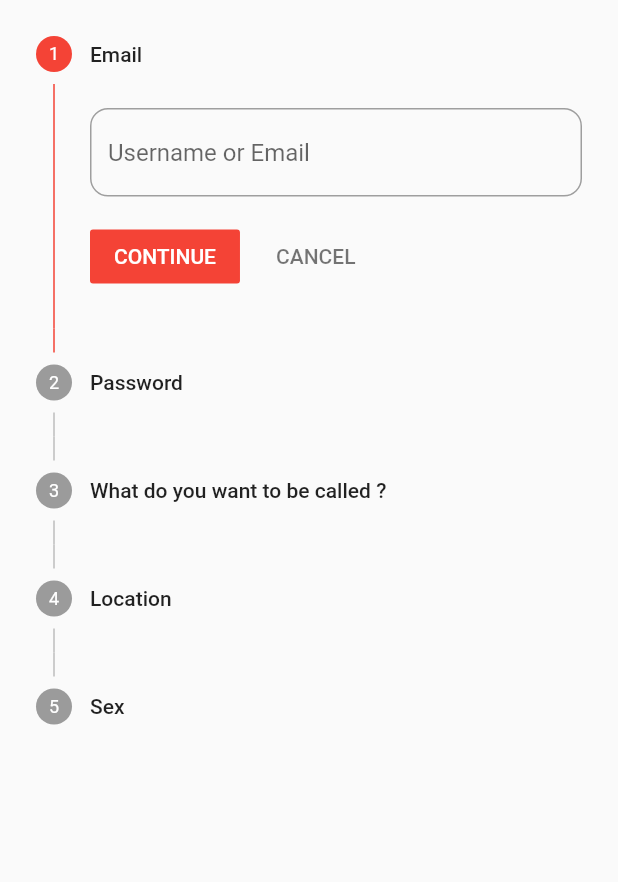
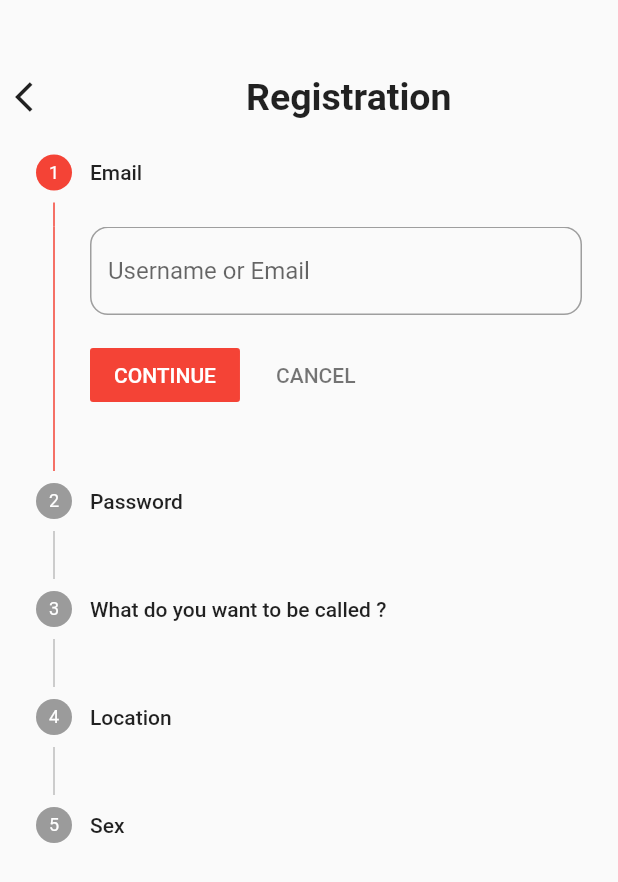
Before and after one commit to AzorAha1/Lifematch, a Flutter app: the Signup screen opened by its route, on a phone screen of 412 x 824 dp. Shown: the top 882 px of the screen. Run offline on Flutter 3.47's test engine with Material 2 defaults, Android fonts, the light colour scheme and no system bars; drawn by our look-alikes of modal_progress_hud_nsn; our stand-ins replace cloud_firestore, country_picker, csc_picker, firebase_auth, firebase_core, google_fonts and 1 more; missing offline and left inert: switcher; accounts and stored records are empty.

Commit message:
packages added

```diff
--- a/lib/screens/Signup.dart
+++ b/lib/screens/Signup.dart
@@ -23,7 +23,7 @@ class _SignupState extends State<Signup> {
   bool iscompleted = false;
   bool Loading = false;
 
-  String _selectedgender = 'male';
+  String _selectedgender = 'empty';
   TextEditingController email_controller = TextEditingController();
   TextEditingController password_controller = TextEditingController();
   final age_controller = TextEditingController();
@@ -57,7 +57,31 @@ class _SignupState extends State<Signup> {
       inAsyncCall: Loading,
       child: Scaffold(
         body: SafeArea(
-          child: Form(
+          child: Column(
+            children: [
+              Padding(
+              padding: const EdgeInsets.only(top: 50, left: 10),
+              child: Row(
+                mainAxisAlignment: MainAxisAlignment.start,
+                children: [
+                  InkWell(
+                    child: Icon(Icons.arrow_back_ios),
+                    onTap: () {
+                      Navigator.pop(context);
+                    },
+                  ),
+                  SizedBox(
+                    width: 130,
+                  ),
+                  Text(
+                    'Registration',
+                    style: GoogleFonts.aBeeZee(
+                        fontSize: 25, fontWeight: FontWeight.bold),
+                  ),
+                ],
+              ),
+            ),
+              Form(
                 key: _formkey,
                 child: Theme(
                   data:
@@ -146,6 +170,8 @@ class _SignupState extends State<Signup> {
                     steps: getsteps(),
                   ),
                 ),
+              ),
+            ],
           ),
         ),
       ),
@@ -249,13 +275,25 @@ class _SignupState extends State<Signup> {
         ),
         Step(
           title: Text('Location'),
-            content:Text(''),
+          content: Text(''),
         ),
         Step(
           title: Text('Sex'),
-          content: DropdownButton<String>(
+          content: Container(
+            decoration: BoxDecoration(
+              border: Border.all(color: Colors.red),
+              borderRadius: BorderRadius.circular(10),
+            ),
+            child: DropdownButton<String>(
               value: _selectedgender,
               items: [
+                DropdownMenuItem(
+                  child: Text(
+                    '*Empty*',
+                    style: GoogleFonts.aBeeZee(fontSize: 15),
+                  ),
+                  value: 'empty',
+                ),
                 DropdownMenuItem(
                   child: Text(
                     'Male',
@@ -277,6 +315,7 @@ class _SignupState extends State<Signup> {
                 });
               },
             ),
+          ),
         )
       ];
 }
--- a/pubspec.yaml
+++ b/pubspec.yaml
@@ -31,7 +31,7 @@ environment:
 dependencies:
   flutter:
     sdk: flutter
-  country_picker: ^2.0.19
+  country_pickers: ^2.0.0
   google_fonts: ^3.0.1
   switcher: ^1.0.0
   firebase_auth: ^4.2.5
```
Lines whose indentation alone changed are shown as unchanged.
